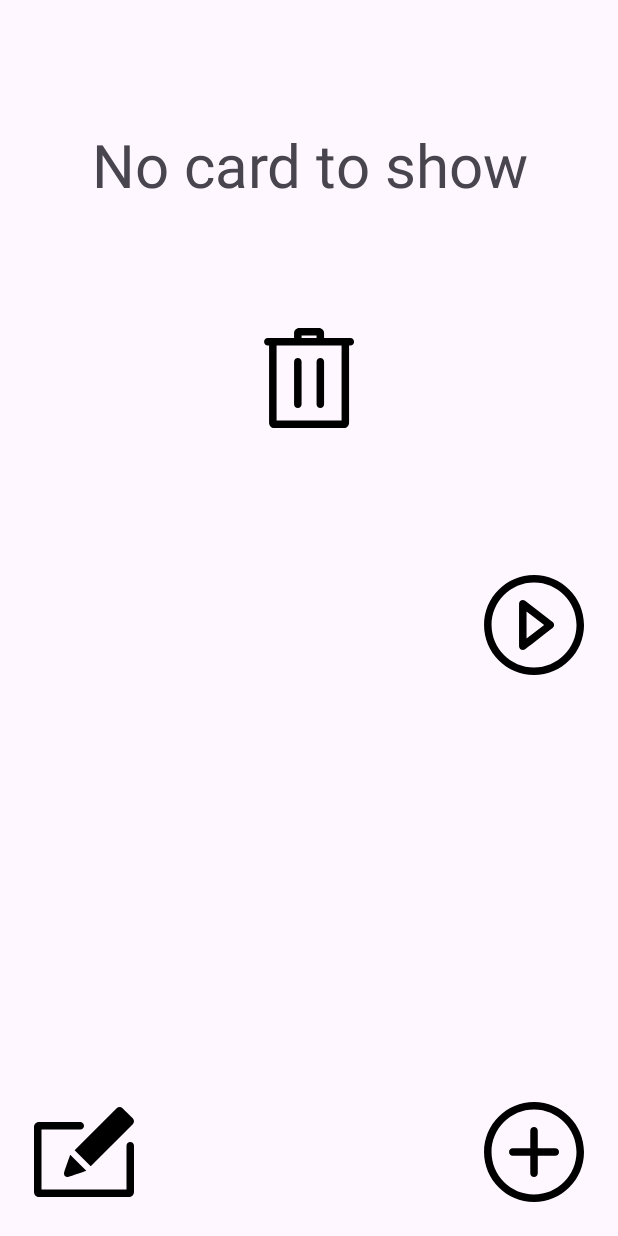
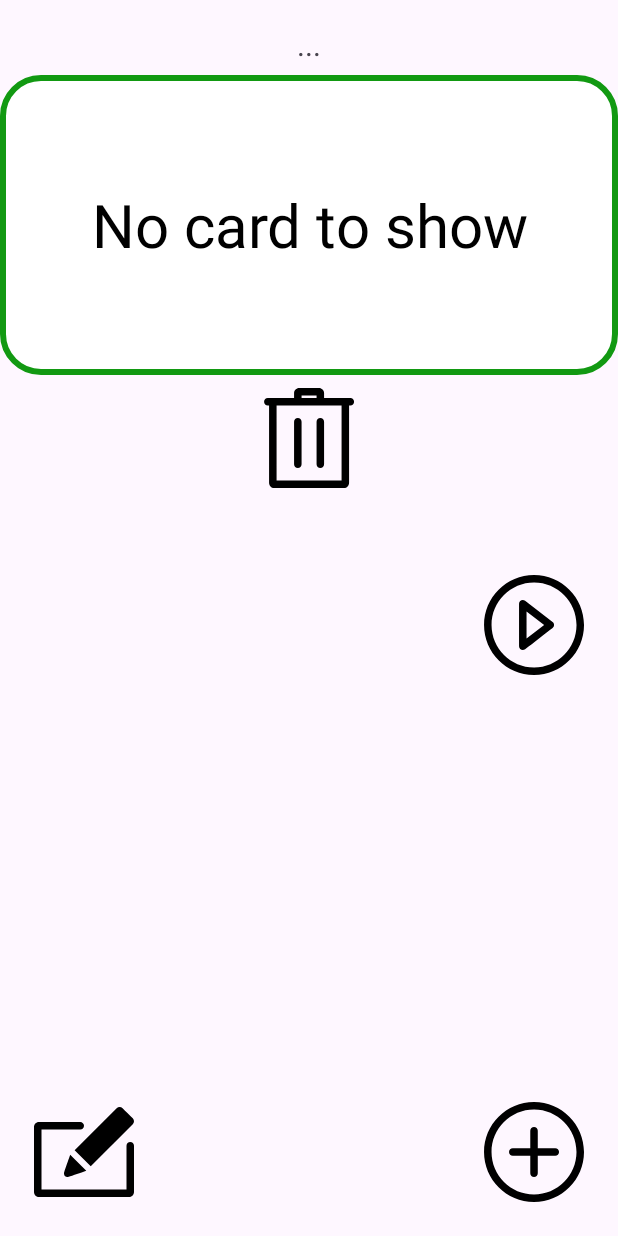
Before and after one commit to samm1735/FlashcardApp, an Android app: the screen it shows after launch (MainActivity), on a phone screen of 412 x 824 dp. Run offline under Robolectric (Android 15) with nearby library versions, the phone set to English and light mode, and no system bars; our stand-ins replace Room's generated code.

Commit message:
Completed 2/4 of the optional Tasks for Lab 4 : - Extra styling was added - User can see a countdown timer for each question

```diff
--- a/app/src/main/java/com/example/app2/MainActivity.kt
+++ b/app/src/main/java/com/example/app2/MainActivity.kt
@@ -6,6 +6,7 @@ import android.content.Intent
 import android.os.Build
 import androidx.appcompat.app.AppCompatActivity
 import android.os.Bundle
+import android.os.CountDownTimer
 import android.util.Log
 import android.view.View
 import android.view.ViewAnimationUtils
@@ -27,9 +28,11 @@ class MainActivity : AppCompatActivity() {
 
     var cardToDelete:Flashcard? = null //Might use this for the optional task of deleting a card
 
+    var countDownTimer: CountDownTimer? = null
 
 
-//    @RequiresApi(Build.VERSION_CODES.UPSIDE_DOWN_CAKE)
+
+    //    @RequiresApi(Build.VERSION_CODES.UPSIDE_DOWN_CAKE)
     override fun onCreate(savedInstanceState: Bundle?) {
         super.onCreate(savedInstanceState)
         setContentView(R.layout.activity_main)
@@ -42,6 +45,7 @@ class MainActivity : AppCompatActivity() {
 
 
         if (allFlashcards.size > 0) {
+            startTimer()
             displayTheCards(currentCardDisplayedIndex)
         }
 
@@ -54,6 +58,21 @@ class MainActivity : AppCompatActivity() {
         val next_card_button = findViewById<View>(R.id.next_card_button)
 
         val delete_card_button = findViewById<View>(R.id.delete_card_button)
+
+        val flashcard_timer = findViewById<TextView>(R.id.flashcard_timer)
+
+
+        countDownTimer = object : CountDownTimer(16000, 1000) {
+            override fun onTick(millisUntilFinished: Long) {
+                flashcard_timer.text = (millisUntilFinished / 1000).toString()
+            }
+            override fun onFinish() {
+                next_card_button.performClick()
+            }
+        }
+
+
+
 
         delete_card_button.setOnClickListener {
             //Delete the card
@@ -322,6 +341,14 @@ class MainActivity : AppCompatActivity() {
         findViewById<TextView>(R.id.flashcard_question).text = allFlashcards[currentIndex].question
         findViewById<TextView>(R.id.flashcard_answer).text = allFlashcards[currentIndex].answer
 
+        startTimer()
+
         //allFlashcards.size
     }
+
+    private fun startTimer() {
+        countDownTimer?.cancel()
+        countDownTimer?.start()
+    }
+
 }
--- a/app/src/main/res/drawable/card_background.xml
+++ b/app/src/main/res/drawable/card_background.xml
@@ -1,7 +1,7 @@
 <?xml version="1.0" encoding="utf-8"?>
 <shape xmlns:android="http://schemas.android.com/apk/res/android"
     android:shape="rectangle">
-    <corners android:radius="50dp" />
-    <stroke android:color="#129912" android:width="8dp" />
+    <corners android:radius="25dp" />
+    <stroke android:color="#129912" android:width="4dp" />
     <solid android:color="#ffffff" />
 </shape>
--- a/app/src/main/res/layout/activity_main.xml
+++ b/app/src/main/res/layout/activity_main.xml
@@ -16,6 +16,18 @@
 
 
     <TextView
+        android:id="@+id/flashcard_timer"
+        android:text="..."
+        android:layout_width="80dp"
+        android:layout_height="40dp"
+       android:textSize="20sp"
+
+        android:gravity="center"
+        android:layout_centerHorizontal="true"
+        />
+
+
+    <TextView
         android:id="@+id/flashcard_question"
         android:layout_width="match_parent"
         android:layout_height="200dp"
@@ -25,6 +37,9 @@
         android:gravity="center"
         android:textAlignment="center"
         android:textSize="40sp"
+        android:background="@drawable/card_background"
+        android:textColor="@color/black"
+        android:layout_marginTop="40dp"
 
 
         />
```
